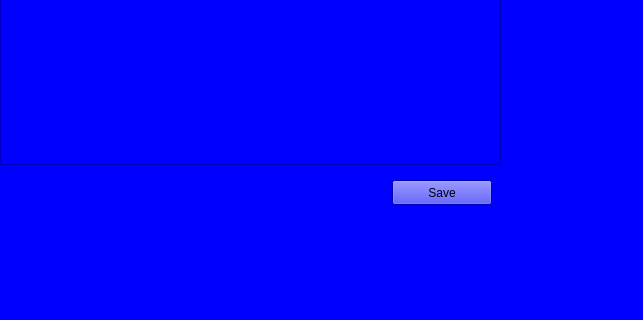
AntonioRIcca/ARStool, file UI/table_wgt.ui: the form before one commit; both pictures show x 0 to 643 and y 347 to 667 of the 796 by 667 pixel window.
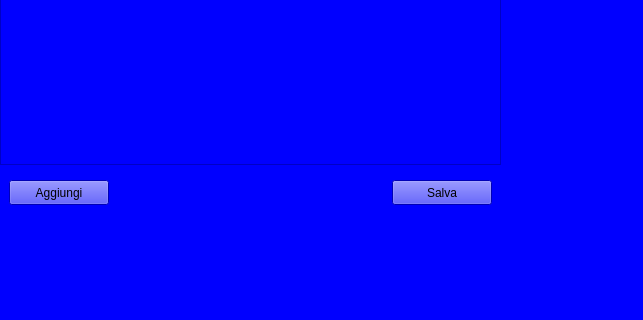
The form after the commit.

Patch:
```diff
--- a/UI/table_wgt.ui
+++ b/UI/table_wgt.ui
@@ -115,6 +115,22 @@
        <string notr="true">border-color: rgb(255, 255, 255);</string>
       </property>
       <layout class="QHBoxLayout" name="horizontalLayout_2">
+       <item>
+        <widget class="QPushButton" name="add_Btn">
+         <property name="minimumSize">
+          <size>
+           <width>100</width>
+           <height>25</height>
+          </size>
+         </property>
+         <property name="styleSheet">
+          <string notr="true">border-color: rgb(255, 255, 255);</string>
+         </property>
+         <property name="text">
+          <string>Aggiungi</string>
+         </property>
+        </widget>
+       </item>
        <item>
         <spacer name="buttons_Spc">
          <property name="orientation">
@@ -140,7 +156,7 @@
           <string notr="true">border-color: rgb(255, 255, 255);</string>
          </property>
          <property name="text">
-          <string>Save</string>
+          <string>Salva</string>
          </property>
         </widget>
        </item>
```
